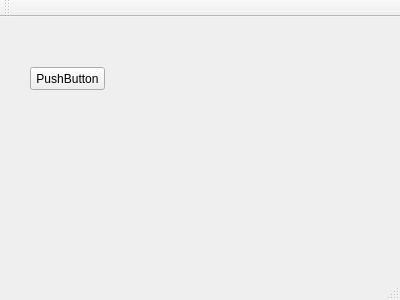
The window that trunk/ cs8-components/cs8ProgramComponent/val3CreateAPI/mainwindow.ui (vdg1/cs8-components) describes before a commit, drawn with Qt 5.
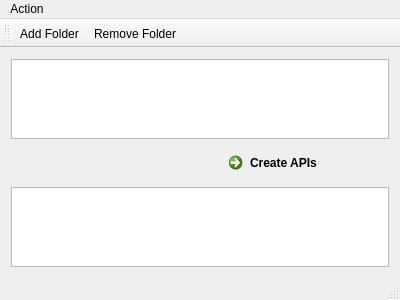
The same window after the commit.

Diff of the .ui file:
```diff
--- a/trunk/ cs8-components/cs8ProgramComponent/val3CreateAPI/mainwindow.ui
+++ b/trunk/ cs8-components/cs8ProgramComponent/val3CreateAPI/mainwindow.ui
@@ -14,19 +14,45 @@
    <string>MainWindow</string>
   </property>
   <widget class="QWidget" name="centralWidget">
-   <widget class="QPushButton" name="pushButton">
-    <property name="geometry">
-     <rect>
-      <x>30</x>
-      <y>50</y>
-      <width>75</width>
-      <height>23</height>
-     </rect>
-    </property>
-    <property name="text">
-     <string>PushButton</string>
-    </property>
-   </widget>
+   <layout class="QVBoxLayout" name="verticalLayout">
+    <item>
+     <widget class="QListWidget" name="listWidget"/>
+    </item>
+    <item>
+     <layout class="QHBoxLayout" name="horizontalLayout">
+      <item>
+       <spacer name="horizontalSpacer">
+        <property name="orientation">
+         <enum>Qt::Horizontal</enum>
+        </property>
+        <property name="sizeHint" stdset="0">
+         <size>
+          <width>40</width>
+          <height>20</height>
+         </size>
+        </property>
+       </spacer>
+      </item>
+      <item>
+       <widget class="QCommandLinkButton" name="commandLinkButton">
+        <property name="text">
+         <string>Create APIs</string>
+        </property>
+       </widget>
+      </item>
+     </layout>
+    </item>
+    <item>
+     <widget class="QPlainTextEdit" name="plainTextEdit">
+      <property name="lineWrapMode">
+       <enum>QPlainTextEdit::NoWrap</enum>
+      </property>
+      <property name="readOnly">
+       <bool>true</bool>
+      </property>
+     </widget>
+    </item>
+   </layout>
   </widget>
   <widget class="QMenuBar" name="menuBar">
    <property name="geometry">
@@ -37,6 +63,13 @@
      <height>21</height>
     </rect>
    </property>
+   <widget class="QMenu" name="menuAction">
+    <property name="title">
+     <string>Action</string>
+    </property>
+    <addaction name="actionExit"/>
+   </widget>
+   <addaction name="menuAction"/>
   </widget>
   <widget class="QToolBar" name="mainToolBar">
    <attribute name="toolBarArea">
@@ -45,8 +78,25 @@
    <attribute name="toolBarBreak">
     <bool>false</bool>
    </attribute>
+   <addaction name="actionAdd_Folder"/>
+   <addaction name="actionRemove_Folder"/>
   </widget>
   <widget class="QStatusBar" name="statusBar"/>
+  <action name="actionExit">
+   <property name="text">
+    <string>Exit</string>
+   </property>
+  </action>
+  <action name="actionAdd_Folder">
+   <property name="text">
+    <string>Add Folder</string>
+   </property>
+  </action>
+  <action name="actionRemove_Folder">
+   <property name="text">
+    <string>Remove Folder</string>
+   </property>
+  </action>
  </widget>
  <layoutdefault spacing="6" margin="11"/>
  <resources/>
```
Left out of the diff: 3 changed lines with no effect on the pictures.
